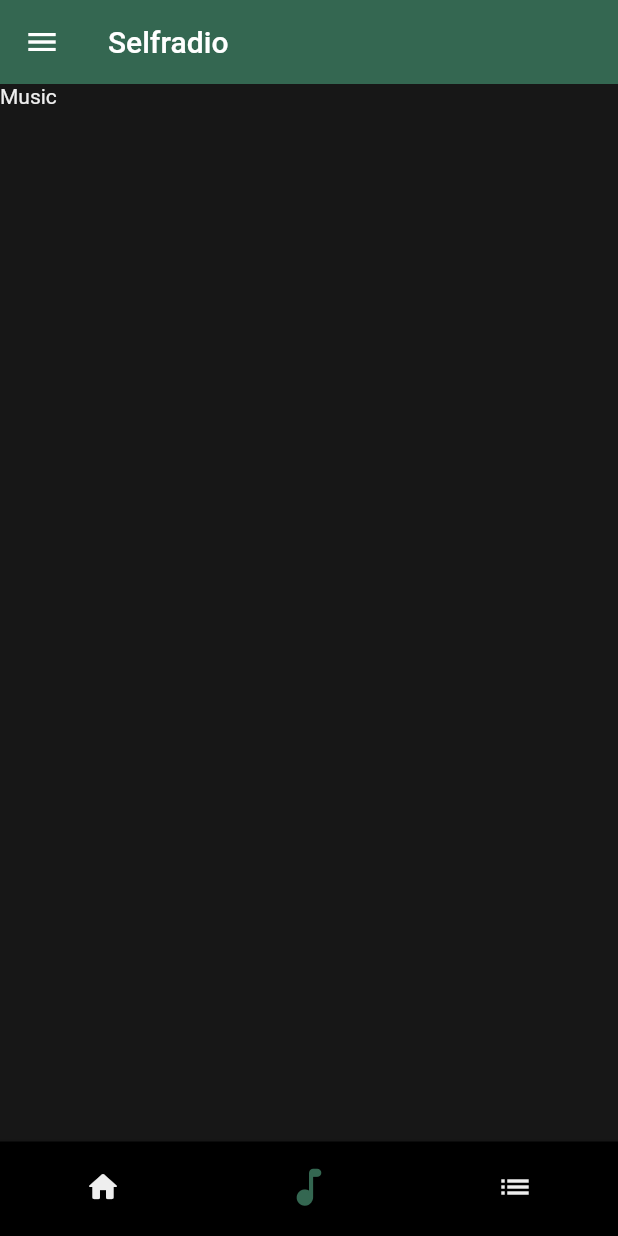
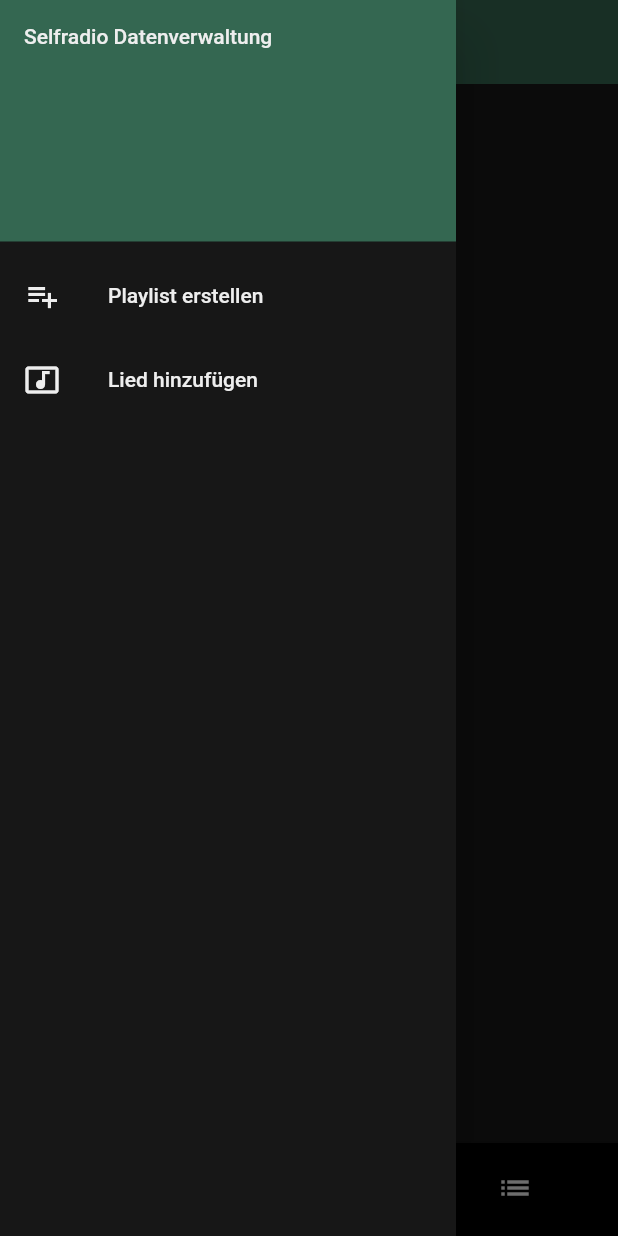
Before and after one commit to xXNicksdaXx/selfradio_v1, a Flutter app: the screen it shows after launch, item 2 of the bottom bar chosen, with the side drawer open (before the commit the screen has no drawer), on a phone screen of 412 x 824 dp. Run offline on Flutter 3.47's test engine with Material 2 defaults, Android fonts, the phone set to English and light mode, and no system bars; our stand-ins replace file_picker; network calls fail.

Commit message:
added file picker + drawer to reach new screen + file picker implementation -> TODO: upload file to cloud storage

```diff
--- a/lib/screens/home/home_screen.dart
+++ b/lib/screens/home/home_screen.dart
@@ -1,5 +1,6 @@
 import 'package:flutter/material.dart';
 import 'package:selfradio/constants.dart';
+import 'package:selfradio/screens/add_song/add_song_screen.dart';
 import 'package:selfradio/screens/home/components/home_body.dart';
 
 class HomeScreen extends StatefulWidget {
@@ -21,6 +22,7 @@
   Widget build(BuildContext context) {
     return Scaffold(
       appBar: buildAppBar(),
+      drawer: buildDrawer(),
       body: IndexedStack(
         index: selectedIndex,
         children: pages,
@@ -37,20 +39,56 @@
 
   AppBar buildAppBar() {
     return AppBar(
-        title: const Text('Selfradio'),
-        backgroundColor: kPrimaryColor,
-        elevation: 0,
-        leading: IconButton(
-          icon: const Icon(Icons.menu),
-          onPressed: () => {},
-        ));
+      title: const Text('Selfradio'),
+      centerTitle: true,
+      backgroundColor: kPrimaryColor,
+      elevation: 0,
+    );
+  }
+
+  Drawer buildDrawer() {
+    return Drawer(
+      backgroundColor: kBackgroundColor,
+      child: ListView(
+        padding: EdgeInsets.zero,
+        children: [
+          const DrawerHeader(
+            decoration: BoxDecoration(
+              color: kPrimaryColor,
+            ),
+            child: Text('Selfradio Datenverwaltung'),
+          ),
+          ListTile(
+            leading: const Icon(
+              Icons.playlist_add,
+              color: kTextColor,
+            ),
+            title: const Text('Playlist erstellen'),
+            onTap: () {
+              // Navigator.of(context).push(
+              //     MaterialPageRoute(builder: (context) => )
+              // );
+            },
+          ),
+          ListTile(
+            leading: const Icon(Icons.music_video, color: kTextColor),
+            title: const Text('Lied hinzufügen'),
+            onTap: () {
+              Navigator.of(context).push(MaterialPageRoute(
+                  builder: (context) => const AddSongScreen()));
+            },
+          ),
+        ],
+      ),
+    );
   }
 
   BottomNavigationBar buildBottomNavigationBar() {
     return BottomNavigationBar(
       backgroundColor: Colors.black,
+      elevation: 4.0,
       currentIndex: selectedIndex,
-      selectedIconTheme: const IconThemeData(color: kPrimaryColor, size: 33),
+      selectedIconTheme: const IconThemeData(color: kSecondaryColor, size: 32),
       unselectedItemColor: kTextColor,
       onTap: onItemTapped,
       enableFeedback: false,
--- a/pubspec.yaml
+++ b/pubspec.yaml
@@ -21,6 +21,7 @@
     sdk: flutter
   cupertino_icons: ^1.0.2
   cloud_firestore: ^3.4.8
+  file_picker: ^5.2.0
 
 dev_dependencies:
   flutter_test:
```
Also changed, not shown: lib/screens/add_song/add_song_screen.dart (added, +18 -0 lines), lib/screens/add_song/components/song_body.dart (added, +36 -0 lines), pubspec.lock, 1 other file.
